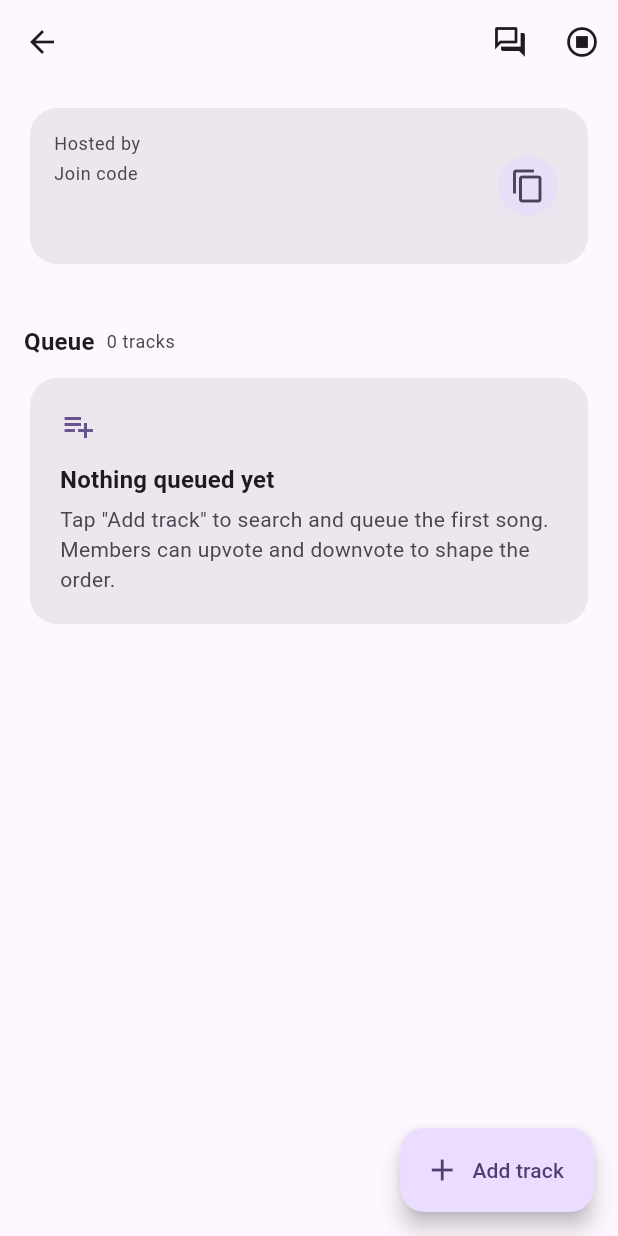
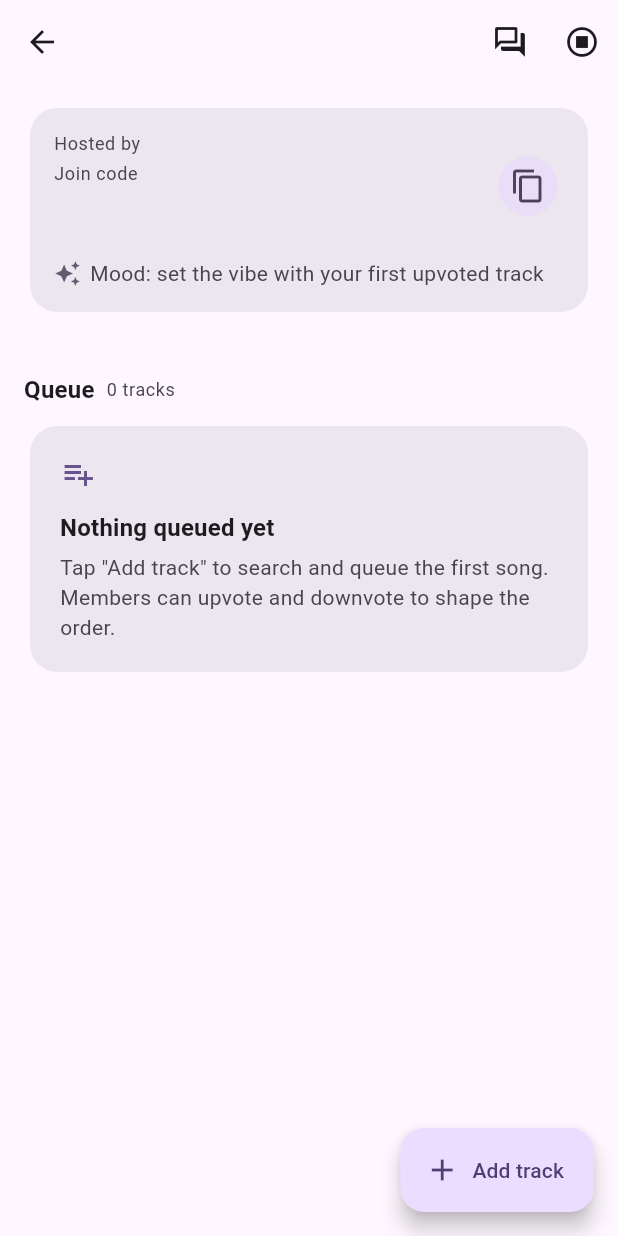
Before and after one commit to Tmaku18/vibzcheck-project2, a Flutter app: the _SessionView screen opened directly with empty values, on a phone screen of 412 x 824 dp. Run offline on Flutter 3.47's test engine with Material 3 defaults, Android fonts, the phone set to English and light mode, and no system bars; our stand-ins replace cloud_firestore, cloud_functions, firebase_auth, firebase_core, firebase_messaging, firebase_storage and 2 more; accounts and stored records are empty.

Commit message:
feat(session): surface weighted mood summary in SessionScreen header card

```diff
--- a/lib/features/session/presentation/session_screen.dart
+++ b/lib/features/session/presentation/session_screen.dart
@@ -6,8 +6,10 @@ import 'package:go_router/go_router.dart';
 import '../../../core/firebase/firebase_providers.dart';
 import '../../../core/widgets/error_screen.dart';
 import '../../../core/widgets/loading_screen.dart';
+import '../application/mood_summary.dart';
 import '../application/session_controller.dart';
 import '../application/session_providers.dart';
+import '../domain/queue_track.dart';
 import '../domain/session.dart';
 import 'widgets/queue_track_tile.dart';
 
@@ -135,7 +137,10 @@ class _SessionView extends ConsumerWidget {
         child: ListView(
           padding: const EdgeInsets.fromLTRB(16, 12, 16, 96),
           children: [
-            _SessionHeaderCard(session: session),
+            _SessionHeaderCard(
+              session: session,
+              mood: computeMoodSummary(queueAsync.value ?? const <QueueTrack>[]),
+            ),
             const SizedBox(height: 16),
             membersAsync.when(
               data: (members) => _MembersStrip(
@@ -222,8 +227,9 @@ class _SessionView extends ConsumerWidget {
 }
 
 class _SessionHeaderCard extends StatelessWidget {
-  const _SessionHeaderCard({required this.session});
+  const _SessionHeaderCard({required this.session, required this.mood});
   final Session session;
+  final MoodSummary? mood;
 
   @override
   Widget build(BuildContext context) {
@@ -231,7 +237,10 @@ class _SessionHeaderCard extends StatelessWidget {
     return Card(
       child: Padding(
         padding: const EdgeInsets.all(16),
-        child: Row(
+        child: Column(
+          crossAxisAlignment: CrossAxisAlignment.start,
+          children: [
+            Row(
               children: [
                 Expanded(
                   child: Column(
@@ -271,6 +280,29 @@ class _SessionHeaderCard extends StatelessWidget {
                     );
                   },
                   icon: const Icon(Icons.copy),
+                ),
+              ],
+            ),
+            const SizedBox(height: 12),
+            Row(
+              children: [
+                Icon(
+                  Icons.auto_awesome,
+                  size: 18,
+                  color: theme.colorScheme.secondary,
+                ),
+                const SizedBox(width: 6),
+                Expanded(
+                  child: Text(
+                    mood == null
+                        ? 'Mood: set the vibe with your first upvoted track'
+                        : 'Mood: #${mood!.top}',
+                    style: theme.textTheme.bodyMedium?.copyWith(
+                      color: theme.colorScheme.onSurfaceVariant,
+                    ),
+                  ),
+                ),
+              ],
             ),
           ],
         ),
```
Lines whose indentation alone changed are shown as unchanged.
